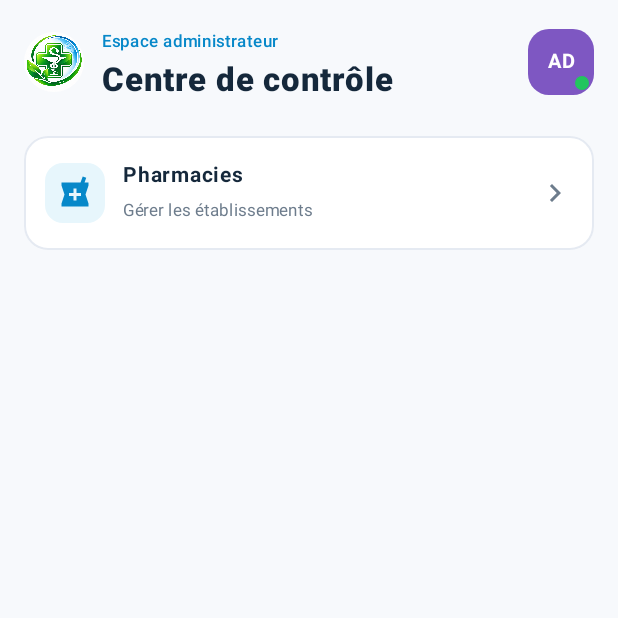
After one commit to maissa2004/pharmacies-de-garde-frontend, an Android app built with Jetpack Compose: the CentreControleScreen screen opened through its navigation route, on a phone screen of 412 x 824 dp, the top half of it. The commit adds this screen. Run offline under Robolectric (Android 15) with nearby library versions, the phone set to English and light mode, and no system bars; our stand-ins replace Dagger/Hilt's generated code.

Commit message:
ajout pharmacie et liste des pharmacies

```diff
--- a/app/build.gradle.kts
+++ b/app/build.gradle.kts
@@ -88,4 +88,5 @@ dependencies {
     implementation("androidx.compose.material:material-icons-extended")
     implementation("androidx.datastore:datastore-preferences:1.1.1")
     implementation("com.squareup.retrofit2:retrofit:2.11.0")
+    implementation("androidx.compose.material:material-icons-extended")
 }
--- a/app/src/main/java/tn/pharmaciesdegarde/data/remote/ApiService.kt
+++ b/app/src/main/java/tn/pharmaciesdegarde/data/remote/ApiService.kt
@@ -14,4 +14,6 @@ interface ApiService {
 
     @POST("auth/login")    suspend fun login(@Body body: LoginRequest): AuthResponse
     @POST("auth/register") suspend fun register(@Body body: RegisterRequest): AuthResponse
+    @POST("admin/pharmacies")
+    suspend fun createPharmacie(@Body body: PharmacieRequest): PharmacieDto
 }
--- a/app/src/main/java/tn/pharmaciesdegarde/data/remote/PharmacieDto.kt
+++ b/app/src/main/java/tn/pharmaciesdegarde/data/remote/PharmacieDto.kt
@@ -14,3 +14,5 @@ data class PharmacieDto(
     val telephone: String,
     val photo: String? = null
 )
+@Serializable
+data class PharmacieRequest(val nom: String, val adresse: String, val telephone: String)
--- a/app/src/main/java/tn/pharmaciesdegarde/ui/navigation/AppNavHost.kt
+++ b/app/src/main/java/tn/pharmaciesdegarde/ui/navigation/AppNavHost.kt
@@ -2,24 +2,32 @@ package tn.pharmaciesdegarde.ui.navigation
 
 import androidx.compose.runtime.Composable
 import androidx.compose.runtime.getValue
+import androidx.compose.runtime.mutableStateOf
+import androidx.compose.runtime.remember
+import androidx.compose.runtime.setValue
 import androidx.hilt.navigation.compose.hiltViewModel
 import androidx.lifecycle.compose.collectAsStateWithLifecycle
 import androidx.navigation.compose.NavHost
 import androidx.navigation.compose.composable
 import androidx.navigation.compose.rememberNavController
+import tn.pharmaciesdegarde.ui.screens.CentreControleScreen
 import tn.pharmaciesdegarde.ui.screens.HomeScreen
 import tn.pharmaciesdegarde.ui.screens.LoginScreen
+import tn.pharmaciesdegarde.ui.screens.PharmaciesScreen
 import tn.pharmaciesdegarde.ui.screens.WelcomeScreen
 import tn.pharmaciesdegarde.viewmodel.SessionViewModel
 
 @Composable
 fun AppNavHost(session: SessionViewModel = hiltViewModel()) {
-    val loggedIn by session.loggedIn.collectAsStateWithLifecycle()
+    val destination by session.startDestination.collectAsStateWithLifecycle()
     val nom by session.nom.collectAsStateWithLifecycle()
-    if (loggedIn == null) return // attend la lecture du DataStore
+
+    var start by remember { mutableStateOf<String?>(null) }
+    if (start  == null) start = destination // attend la lecture du DataStore
+    val startDestination = start ?: return
 
     val navController = rememberNavController()
-    NavHost(navController, startDestination = if (loggedIn == true) "home" else "welcome") {
+    NavHost(navController, startDestination = startDestination) {
         composable("welcome") {
             WelcomeScreen(
                 onStart = { navController.navigate("register") },
@@ -28,7 +36,10 @@ fun AppNavHost(session: SessionViewModel = hiltViewModel()) {
         }
         composable("login") {
             LoginScreen(
-                onSuccess = { navController.navigate("home") { popUpTo("welcome") { inclusive = true } } },
+                onSuccess = { role ->
+                    val target = if (role.equals("ADMIN", ignoreCase = true)) "admin" else "home"
+                    navController.navigate(target) { popUpTo("welcome") { inclusive = true } }
+                },
                 onGoRegister = { navController.navigate("register") }
             )
         }
@@ -44,5 +55,19 @@ fun AppNavHost(session: SessionViewModel = hiltViewModel()) {
                 }
             )
         }
+
+        composable("admin") {
+            CentreControleScreen(
+                onPharmaciesClick = { navController.navigate("pharmacies") },
+                onLogout = {
+                    session.logout()
+                    navController.navigate("welcome") { popUpTo(0) { inclusive = true } }
+                }
+            )
+        }
+
+        composable("pharmacies") {
+            PharmaciesScreen(onBack = { navController.popBackStack() })
+        }
     }
 }
--- /dev/null
+++ b/app/src/main/java/tn/pharmaciesdegarde/ui/screens/CentreControleScreen.kt
@@ -0,0 +1,115 @@
+package tn.pharmaciesdegarde.ui.screens
+
+import androidx.compose.foundation.Image
+import androidx.compose.foundation.background
+import androidx.compose.foundation.border
+import androidx.compose.foundation.clickable
+import androidx.compose.foundation.layout.*
+import androidx.compose.foundation.shape.CircleShape
+import androidx.compose.foundation.shape.RoundedCornerShape
+import androidx.compose.material.icons.Icons
+import androidx.compose.material.icons.filled.LocalPharmacy
+import androidx.compose.material.icons.filled.KeyboardArrowRight
+import androidx.compose.material3.*
+import androidx.compose.runtime.Composable
+import androidx.compose.ui.Alignment
+import androidx.compose.ui.Modifier
+import androidx.compose.ui.draw.clip
+import androidx.compose.ui.graphics.Color
+import androidx.compose.ui.res.painterResource
+import androidx.compose.ui.text.font.FontWeight
+import androidx.compose.ui.unit.dp
+import androidx.compose.ui.unit.sp
+import androidx.hilt.navigation.compose.hiltViewModel
+import tn.pharmaciesdegarde.R
+import tn.pharmaciesdegarde.ui.theme.*
+import tn.pharmaciesdegarde.viewmodel.SessionViewModel
+
+@Composable
+fun CentreControleScreen(
+    onPharmaciesClick: () -> Unit = {},
+    onLogout: () -> Unit,
+    viewModel: SessionViewModel = hiltViewModel()
+) {
+    Scaffold(containerColor = BackgroundLight) { padding ->
+        Column(
+            modifier = Modifier
+                .fillMaxSize()
+                .padding(padding)
+                .padding(16.dp)
+        ) {
+            // En-tête
+            Row(verticalAlignment = Alignment.CenterVertically) {
+                Image(
+                    painter = painterResource(id = R.drawable.logo_pharmacie),
+                    contentDescription = "Logo",
+                    modifier = Modifier
+                        .size(40.dp)
+                        .clip(CircleShape)
+                )
+                Spacer(Modifier.width(12.dp))
+                Column(modifier = Modifier.weight(1f)) {
+                    Text(
+                        "Espace administrateur",
+                        color = PrimaryBlue,
+                        fontSize = 11.sp,
+                        fontWeight = FontWeight.SemiBold
+                    )
+                    Text(
+                        "Centre de contrôle",
+                        color = TextInk,
+                        fontSize = 22.sp,
+                        fontWeight = FontWeight.ExtraBold
+                    )
+                }
+                // Avatar « AD » : pour l'instant un clic déconnecte
+                Box(
+                    modifier = Modifier
+                        .size(44.dp)
+                        .clip(RoundedCornerShape(14.dp))
+                        .background(Color(0xFF7E57C2))
+                        .clickable { viewModel.logout(); onLogout() },
+                    contentAlignment = Alignment.Center
+                ) {
+                    Text("AD", color = Color.White, fontWeight = FontWeight.Bold, fontSize = 13.sp)
+                    Box(
+                        modifier = Modifier
+                            .align(Alignment.BottomEnd)
+                            .padding(3.dp)
+                            .size(9.dp)
+                            .background(Color(0xFF22C55E), CircleShape)
+                    )
+                }
+            }
+
+            Spacer(Modifier.height(24.dp))
+
+            // Carte Pharmacies
+            Row(
+                modifier = Modifier
+                    .fillMaxWidth()
+                    .background(Color.White, RoundedCornerShape(16.dp))
+                    .border(1.dp, Color(0xFFE5EAF2), RoundedCornerShape(16.dp))
+                    .clip(RoundedCornerShape(16.dp))
+                    .clickable(onClick = onPharmaciesClick)
+                    .padding(14.dp),
+                verticalAlignment = Alignment.CenterVertically
+            ) {
+                Box(
+                    modifier = Modifier
+                        .size(40.dp)
+                        .background(PrimaryBlueSoft, RoundedCornerShape(12.dp)),
+                    contentAlignment = Alignment.Center
+                ) {
+                    Icon(Icons.Default.LocalPharmacy, contentDescription = null, tint = PrimaryBlue)
+                }
+                Spacer(Modifier.width(12.dp))
+                Column(modifier = Modifier.weight(1f)) {
+                    Text("Pharmacies", color = TextInk, fontSize = 14.sp, fontWeight = FontWeight.Bold)
+                    Text("Gérer les établissements", color = TextMuted, fontSize = 11.sp)
+                }
+                Icon(Icons.Default.KeyboardArrowRight, contentDescription = null, tint = TextMuted)
+            }
+        }
+    }
+}
--- a/app/src/main/java/tn/pharmaciesdegarde/ui/screens/LoginScreen.kt
+++ b/app/src/main/java/tn/pharmaciesdegarde/ui/screens/LoginScreen.kt
@@ -47,7 +47,7 @@ import tn.pharmaciesdegarde.viewmodel.AuthViewModel
 
 @Composable
 fun LoginScreen(
-    onSuccess: () -> Unit,
+    onSuccess: (String) -> Unit,
     onGoRegister: () -> Unit,
     viewModel: AuthViewModel = hiltViewModel()
 ) {
--- a/app/src/main/java/tn/pharmaciesdegarde/viewmodel/AuthViewModel.kt
+++ b/app/src/main/java/tn/pharmaciesdegarde/viewmodel/AuthViewModel.kt
@@ -7,6 +7,7 @@ import javax.inject.Inject
 import kotlinx.coroutines.flow.MutableStateFlow
 import kotlinx.coroutines.flow.SharingStarted
 import kotlinx.coroutines.flow.StateFlow
+import kotlinx.coroutines.flow.combine
 import kotlinx.coroutines.flow.map
 import kotlinx.coroutines.flow.stateIn
 import kotlinx.coroutines.launch
@@ -20,14 +21,15 @@ class AuthViewModel @Inject constructor(private val repo: AuthRepository) : View
     private val _state = MutableStateFlow(AuthUiState())
     val state: StateFlow<AuthUiState> = _state
 
-    fun login(email: String, password: String, onSuccess: () -> Unit) {
+    // AuthViewModel
+    fun login(email: String, password: String, onSuccess: (String) -> Unit) {
         if (email.isBlank() || password.isBlank()) {
             _state.value = AuthUiState(error = "Remplissez tous les champs"); return
         }
         viewModelScope.launch {
             _state.value = AuthUiState(loading = true)
             repo.login(email, password)
-                .onSuccess { _state.value = AuthUiState(); onSuccess() }
+                .onSuccess { role -> _state.value = AuthUiState(); onSuccess(role) }
                 .onFailure { _state.value = AuthUiState(error = it.message) }
         }
     }
@@ -37,10 +39,18 @@ class AuthViewModel @Inject constructor(private val repo: AuthRepository) : View
 
 @HiltViewModel
 class SessionViewModel @Inject constructor(private val tokenStore: TokenStore) : ViewModel() {
-    val loggedIn: StateFlow<Boolean?> = tokenStore.token
-        .map { it != null }
-        .stateIn(viewModelScope, SharingStarted.Eagerly, null) // null = chargement
+
+    val startDestination: StateFlow<String?> =
+        combine(tokenStore.token, tokenStore.role) { token, role ->
+            when {
+                token == null -> "welcome"
+                role.equals("ADMIN", ignoreCase = true) -> "admin"
+                else -> "home"
+            }
+        }.stateIn(viewModelScope, SharingStarted.Eagerly, null) // null = chargement
+
     val nom: StateFlow<String> = tokenStore.nom.map { it ?: "" }
         .stateIn(viewModelScope, SharingStarted.Eagerly, "")
+
     fun logout() = viewModelScope.launch { tokenStore.clear() }
 }
```
Also changed, not shown: app/src/main/java/tn/pharmaciesdegarde/data/local/TokenStore.kt (+6 -2 lines), app/src/main/java/tn/pharmaciesdegarde/data/repository/AuthRepository.kt (+5 -5 lines), app/src/main/java/tn/pharmaciesdegarde/data/repository/PharmacieRepository.kt (added, +32 -0 lines), app/src/main/java/tn/pharmaciesdegarde/ui/screens/PharmaciesScreen.kt (added, +214 -0 lines), app/src/main/java/tn/pharmaciesdegarde/viewmodel/PharmaciesViewModel.kt (added, +59 -0 lines), 2 other files.
